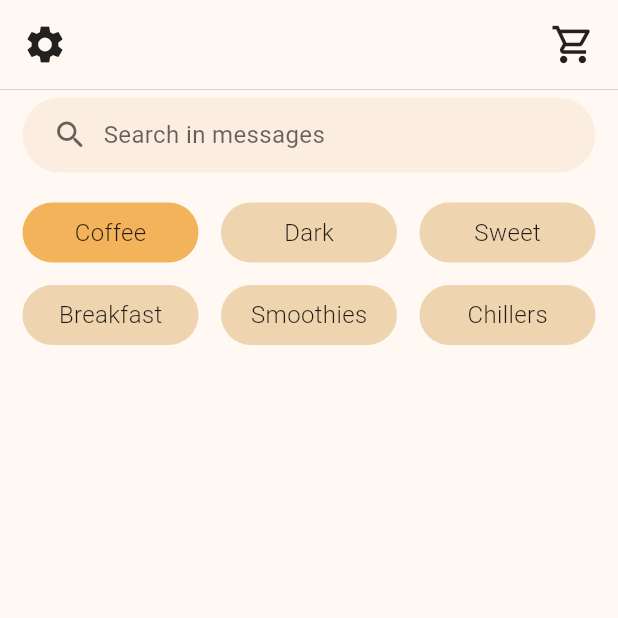
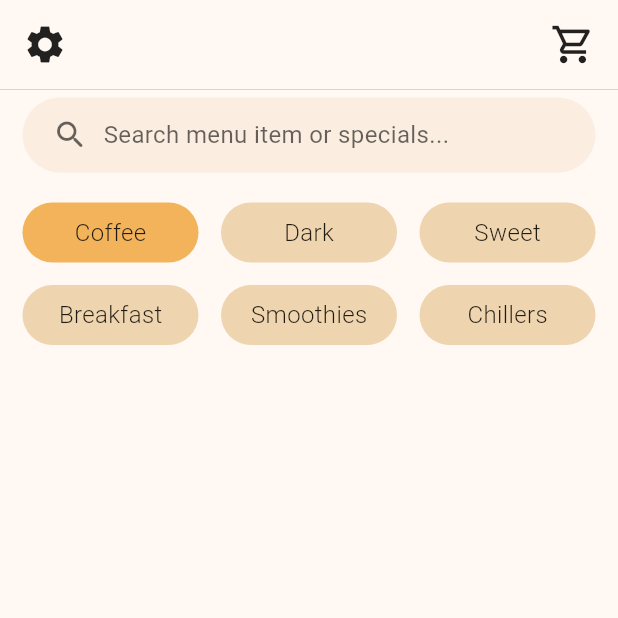
Before and after one commit to loviza53/dine_in, a Flutter app: the screen it shows after launch, on a phone screen of 412 x 824 dp, the top half of it. Run offline on Flutter 3.47's test engine with Material 3 defaults, Android fonts, the phone set to English and light mode, and no system bars; our stand-ins replace cloud_firestore, firebase_core, get; accounts and stored records are empty.

Commit message:
Initial Commit

```diff
--- a/lib/src/app/core/home/home_screen.dart
+++ b/lib/src/app/core/home/home_screen.dart
@@ -31,7 +31,7 @@ class _HomeScreenState extends State<HomeScreen> {
               border: Border(
                 bottom: BorderSide(
                   width: 0.5,
-                  color: Colors.black.withOpacity(0.2),
+                  color: Colors.black.withValues(alpha: 0.2),
                 ),
               ),
             ),
@@ -68,23 +68,23 @@ class _HomeScreenState extends State<HomeScreen> {
                 width: double.infinity,
                 padding: const EdgeInsets.only(left: 20, right: 7.5),
                 decoration: BoxDecoration(
-                  color: accentColor.withOpacity(0.2),
+                  color: accentColor.withValues(alpha: 0.2),
                   borderRadius: BorderRadius.circular(50),
                 ),
                 child: Row(
                   children: [
                     Icon(
                       Icons.search_rounded,
-                      color: Colors.black.withOpacity(0.6),
+                      color: Colors.black.withValues(alpha: 0.6),
                     ),
                     const SizedBox(width: 10),
                     Expanded(
                       child: Text(
-                        'Search in messages',
+                        'Search menu item or specials...',
                         style: TextStyle(
                           fontSize: 16,
                           fontWeight: FontWeight.w400,
-                          color: Colors.black.withOpacity(0.6),
+                          color: Colors.black.withValues(alpha: 0.6),
                         ),
                       ),
                     ),
```
